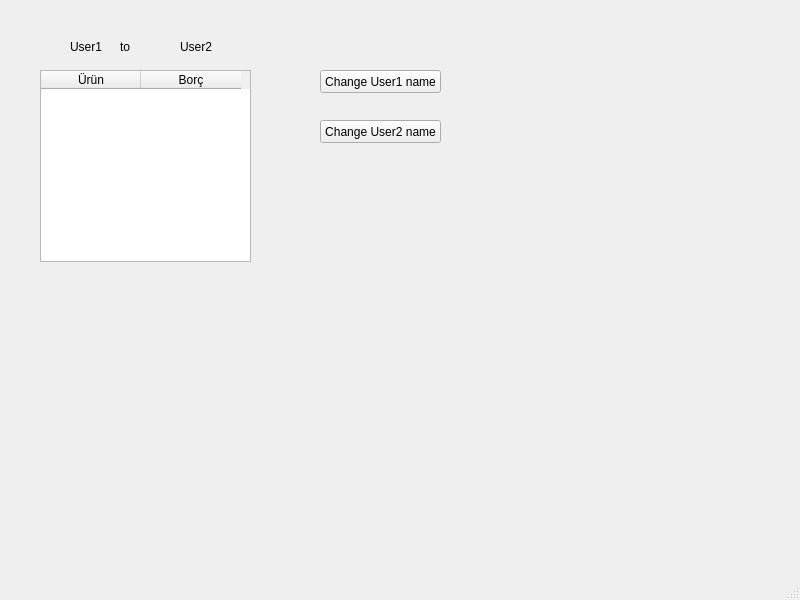
Above: Resources/design.ui from hilmiguner/Debt-Calculator before the change. Below: the same form after it.
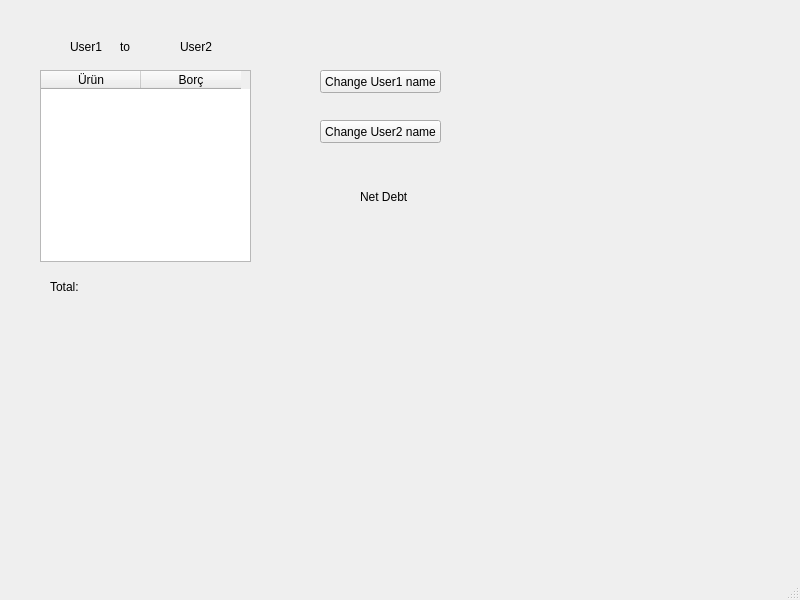
That is the form after the change.

The edit to the form file:
```diff
--- a/Resources/design.ui
+++ b/Resources/design.ui
@@ -99,6 +99,32 @@
      <string>Change User2 name</string>
     </property>
    </widget>
+   <widget class="QLabel" name="labelTotalUser1">
+    <property name="geometry">
+     <rect>
+      <x>50</x>
+      <y>280</y>
+      <width>47</width>
+      <height>13</height>
+     </rect>
+    </property>
+    <property name="text">
+     <string>Total:</string>
+    </property>
+   </widget>
+   <widget class="QLabel" name="labelNetDebt">
+    <property name="geometry">
+     <rect>
+      <x>360</x>
+      <y>190</y>
+      <width>47</width>
+      <height>13</height>
+     </rect>
+    </property>
+    <property name="text">
+     <string>Net Debt</string>
+    </property>
+   </widget>
   </widget>
   <widget class="QMenuBar" name="menubar">
    <property name="geometry">
```
